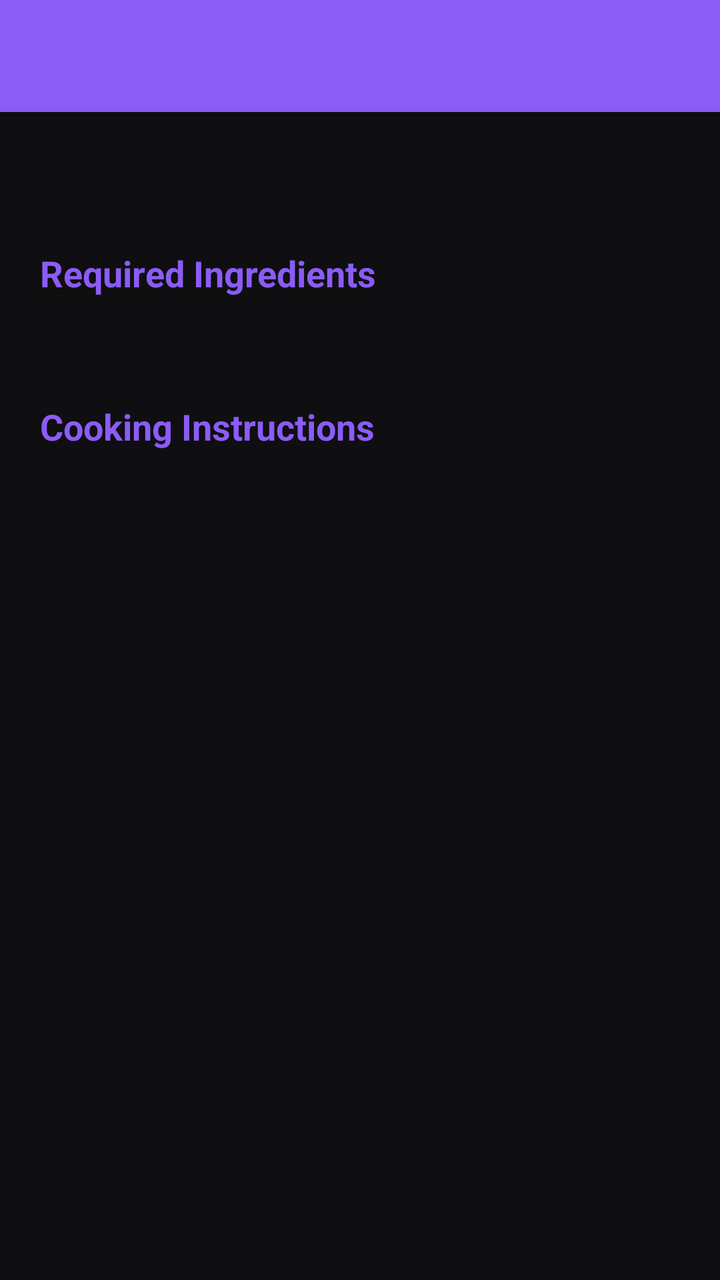
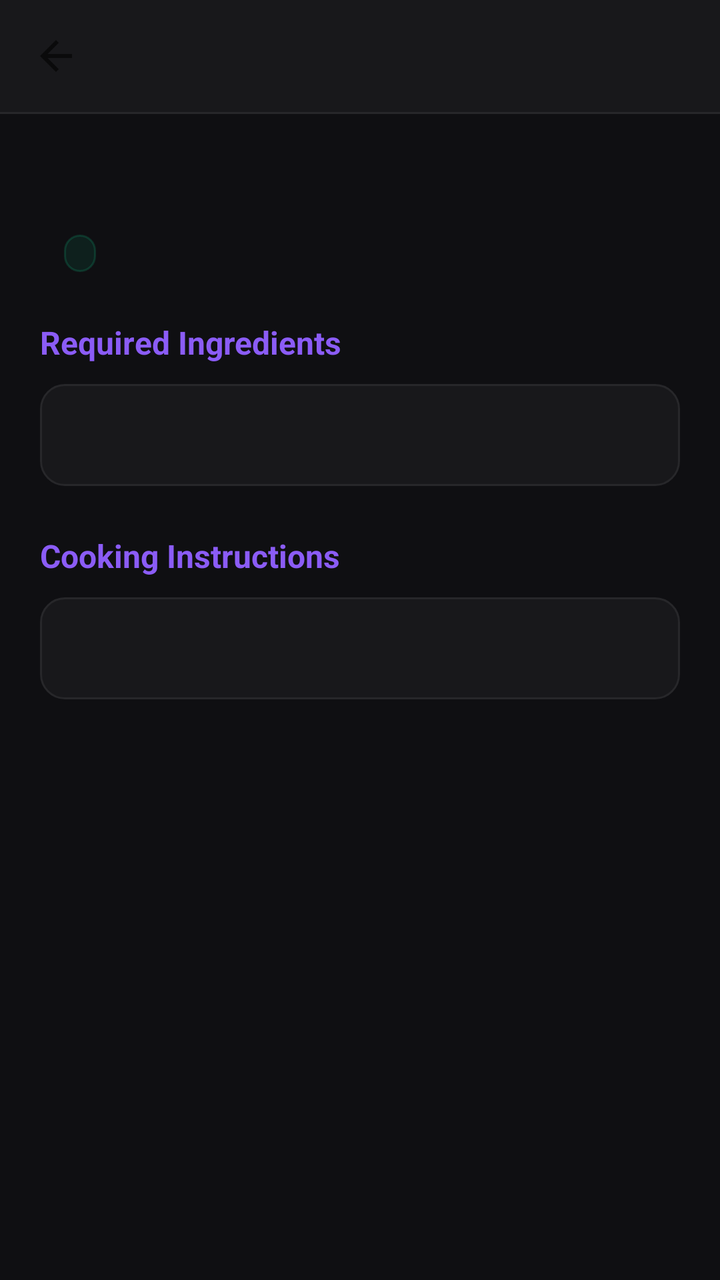

An Android layout rendered at two revisions. The XML below is the earlier revision; the diff shows what the commit changed to produce the second picture.
<!-- AndroidManifest.xml: application theme Theme.EmptyViewsActivity -->
<!-- res/layout/activity_recipe_detail.xml -->
<?xml version="1.0" encoding="utf-8"?>
<LinearLayout xmlns:android="http://schemas.android.com/apk/res/android"
    xmlns:app="http://schemas.android.com/apk/res-auto"
    android:layout_width="match_parent"
    android:layout_height="match_parent"
    android:orientation="vertical">

    <androidx.appcompat.widget.Toolbar
        android:id="@+id/toolbar"
        android:layout_width="match_parent"
        android:layout_height="?attr/actionBarSize"
        android:background="?attr/colorPrimary"
        app:titleTextColor="@android:color/white"
        android:elevation="4dp" />

    <ScrollView
        android:layout_width="match_parent"
        android:layout_height="match_parent"
        android:fillViewport="true">

        <LinearLayout
            android:layout_width="match_parent"
            android:layout_height="wrap_content"
            android:orientation="vertical"
            android:padding="20dp">

            <TextView
                android:id="@+id/tvRecipeDetailTitle"
                android:layout_width="match_parent"
                android:layout_height="wrap_content"
                android:textSize="24sp"
                android:textStyle="bold"
                android:textColor="?android:attr/textColorPrimary"
                android:layout_marginBottom="16dp" />

            <TextView
                android:layout_width="wrap_content"
                android:layout_height="wrap_content"
                android:text="Required Ingredients"
                android:textSize="18sp"
                android:textStyle="bold"
                android:textColor="?attr/colorPrimary"
                android:layout_marginBottom="8dp" />

            <TextView
                android:id="@+id/tvRecipeDetailIngredients"
                android:layout_width="match_parent"
                android:layout_height="wrap_content"
                android:textSize="15sp"
                android:lineSpacingExtra="4dp"
                android:layout_marginBottom="24dp" />

            <TextView
                android:layout_width="wrap_content"
                android:layout_height="wrap_content"
                android:text="Cooking Instructions"
                android:textSize="18sp"
                android:textStyle="bold"
                android:textColor="?attr/colorPrimary"
                android:layout_marginBottom="8dp" />

            <TextView
                android:id="@+id/tvRecipeDetailInstructions"
                android:layout_width="match_parent"
                android:layout_height="wrap_content"
                android:textSize="15sp"
                android:lineSpacingExtra="6dp"
                android:layout_marginBottom="32dp" />

        </LinearLayout>

    </ScrollView>
</LinearLayout>
<!-- resources referenced by this layout -->
<resources>
  <style name="Theme.EmptyViewsActivity" parent="Base.Theme.EmptyViewsActivity" />
  <style name="Base.Theme.EmptyViewsActivity" parent="Theme.MaterialComponents.DayNight.NoActionBar">
          
          <item name="colorPrimary">@color/brand_primary</item>
          <item name="colorPrimaryVariant">@color/brand_primary_variant</item>
          <item name="colorOnPrimary">@color/brand_on_primary</item>
          <item name="android:windowBackground">@color/bg_canvas</item>
  
          
          <item name="android:statusBarColor">@color/bg_surface</item>
          <item name="android:navigationBarColor">@color/bg_surface</item>
          <item name="android:windowLightStatusBar" tools:targetApi="m">false</item>
      </style>
  <color name="brand_primary">#8B5CF6</color>
  <color name="brand_primary_variant">#7C3AED</color>
  <color name="brand_on_primary">#FFFFFF</color>
  <color name="bg_canvas">#0F0F12</color>
  <color name="bg_surface">#18181B</color>
</resources>

<!-- the commit's change to res/layout/activity_recipe_detail.xml (unified diff, before → after) -->
@@ -3,15 +3,23 @@
     xmlns:app="http://schemas.android.com/apk/res-auto"
     android:layout_width="match_parent"
     android:layout_height="match_parent"
+    android:background="@color/bg_canvas"
+    android:fitsSystemWindows="true"
     android:orientation="vertical">
 
     <androidx.appcompat.widget.Toolbar
         android:id="@+id/toolbar"
         android:layout_width="match_parent"
         android:layout_height="?attr/actionBarSize"
-        android:background="?attr/colorPrimary"
-        app:titleTextColor="@android:color/white"
-        android:elevation="4dp" />
+        android:background="@color/bg_surface"
+        app:titleTextColor="@color/text_primary"
+        app:navigationIcon="?attr/homeAsUpIndicator"
+        android:elevation="0dp" />
+
+    <View
+        android:layout_width="match_parent"
+        android:layout_height="1dp"
+        android:background="@color/border_subtle" />
 
     <ScrollView
         android:layout_width="match_parent"
@@ -30,44 +38,87 @@
                 android:layout_height="wrap_content"
                 android:textSize="24sp"
                 android:textStyle="bold"
-                android:textColor="?android:attr/textColorPrimary"
-                android:layout_marginBottom="16dp" />
+                android:textColor="@color/text_primary"
+                android:layout_marginBottom="8dp" />
+
+            <LinearLayout
+                android:layout_width="match_parent"
+                android:layout_height="wrap_content"
+                android:orientation="horizontal"
+                android:gravity="center_vertical"
+                android:layout_marginBottom="24dp">
+
+                <TextView
+                    android:id="@+id/tvRecipeDetailMeta"
+                    android:layout_width="wrap_content"
+                    android:layout_height="wrap_content"
+                    android:textColor="@color/text_secondary"
+                    android:textSize="14sp"
+                    android:layout_marginEnd="12dp" />
+
+                <TextView
+                    android:id="@+id/tvRecipeDetailDifficulty"
+                    android:layout_width="wrap_content"
+                    android:layout_height="wrap_content"
+                    android:paddingHorizontal="8dp"
+                    android:paddingVertical="2dp"
+                    android:textSize="11sp"
+                    android:textStyle="bold"
+                    android:background="@drawable/badge_fresh"
+                    android:textColor="@color/status_fresh_text" />
+
+            </LinearLayout>
 
             <TextView
                 android:layout_width="wrap_content"
                 android:layout_height="wrap_content"
                 android:text="Required Ingredients"
-                android:textSize="18sp"
+                android:textSize="16sp"
                 android:textStyle="bold"
-                android:textColor="?attr/colorPrimary"
-                android:layout_marginBottom="8dp" />
+                android:textColor="@color/brand_primary"
+                android:layout_marginBottom="10dp" />
 
-            <TextView
-                android:id="@+id/tvRecipeDetailIngredients"
+            <LinearLayout
                 android:layout_width="match_parent"
                 android:layout_height="wrap_content"
-                android:textSize="15sp"
-                android:lineSpacingExtra="4dp"
-                android:layout_marginBottom="24dp" />
+                android:background="@drawable/card_surface_background"
+                android:padding="16dp"
+                android:layout_marginBottom="24dp">
+
+                <TextView
+                    android:id="@+id/tvRecipeDetailIngredients"
+                    android:layout_width="match_parent"
+                    android:layout_height="wrap_content"
+                    android:textSize="14sp"
+                    android:lineSpacingExtra="6dp"
+                    android:textColor="@color/text_secondary" />
+            </LinearLayout>
 
             <TextView
                 android:layout_width="wrap_content"
                 android:layout_height="wrap_content"
                 android:text="Cooking Instructions"
-                android:textSize="18sp"
+                android:textSize="16sp"
                 android:textStyle="bold"
-                android:textColor="?attr/colorPrimary"
-                android:layout_marginBottom="8dp" />
+                android:textColor="@color/brand_primary"
+                android:layout_marginBottom="10dp" />
 
-            <TextView
-                android:id="@+id/tvRecipeDetailInstructions"
+            <LinearLayout
                 android:layout_width="match_parent"
                 android:layout_height="wrap_content"
-                android:textSize="15sp"
-                android:lineSpacingExtra="6dp"
-                android:layout_marginBottom="32dp" />
+                android:background="@drawable/card_surface_background"
+                android:padding="16dp"
+                android:layout_marginBottom="32dp">
+
+                <TextView
+                    android:id="@+id/tvRecipeDetailInstructions"
+                    android:layout_width="match_parent"
+                    android:layout_height="wrap_content"
+                    android:textSize="14sp"
+                    android:lineSpacingExtra="6dp"
+                    android:textColor="@color/text_primary" />
+            </LinearLayout>
 
         </LinearLayout>
-
     </ScrollView>
 </LinearLayout>
<!-- resource entries referenced after the edit -->
@@ -1,6 +1,8 @@
 <!-- resources referenced by this layout -->
 <resources>
   <style name="Theme.EmptyViewsActivity" parent="Base.Theme.EmptyViewsActivity" />
+  <color name="status_fresh_bg">#1A10B981</color>
+  <color name="status_fresh_border">#3310B981</color>
   <style name="Base.Theme.EmptyViewsActivity" parent="Theme.MaterialComponents.DayNight.NoActionBar">
           
           <item name="colorPrimary">@color/brand_primary</item>
@@ -14,9 +16,33 @@
           <item name="android:windowLightStatusBar" tools:targetApi="m">false</item>
       </style>
   <color name="brand_primary">#8B5CF6</color>
+  <color name="status_fresh_text">#10B981</color>
+  <color name="text_primary">#FFFFFF</color>
+  <color name="text_secondary">#A1A1AA</color>
+  <!-- drawable badge_fresh (drawable) -->
+  <?xml version="1.0" encoding="utf-8"?>
+  <shape xmlns:android="http://schemas.android.com/apk/res/android"
+      android:shape="rectangle">
+      <solid android:color="@color/status_fresh_bg" />
+      <stroke
+          android:width="1dp"
+          android:color="@color/status_fresh_border" />
+      <corners android:radius="16dp" />
+  </shape>
+  <!-- drawable card_surface_background (drawable) -->
+  <?xml version="1.0" encoding="utf-8"?>
+  <shape xmlns:android="http://schemas.android.com/apk/res/android"
+      android:shape="rectangle">
+      <solid android:color="@color/bg_surface" />
+      <stroke
+          android:width="1dp"
+          android:color="@color/border_subtle" />
+      <corners android:radius="12dp" />
+  </shape>
   <color name="brand_primary_variant">#7C3AED</color>
   <color name="brand_on_primary">#FFFFFF</color>
   <color name="bg_canvas">#0F0F12</color>
   <color name="bg_surface">#18181B</color>
+  <color name="border_subtle">#27272A</color>
 </resources>
 
